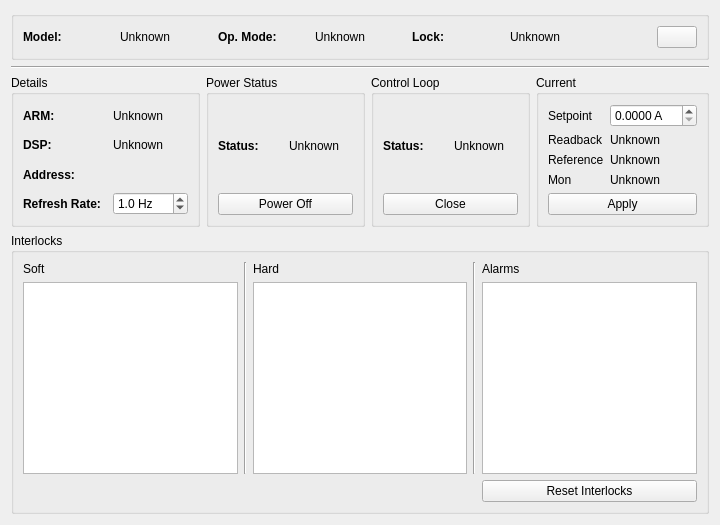
cnpem-emi/pemi, file src/ui/basic.ui: the form before one commit.
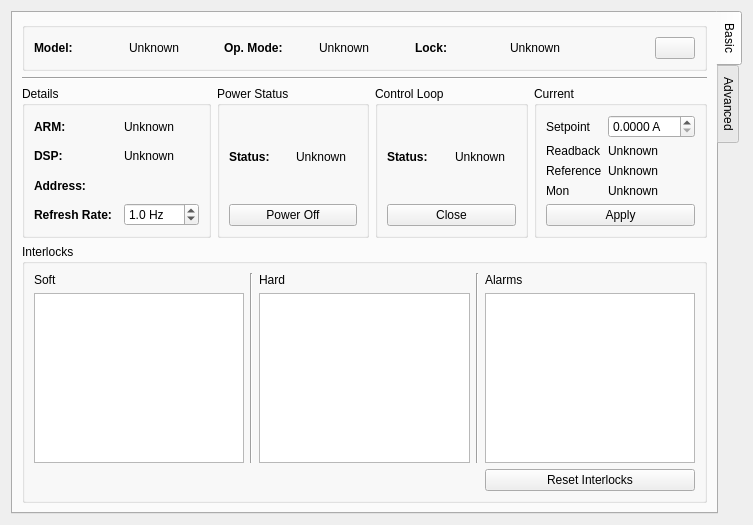
The form after the commit.

Diff of the .ui file:
```diff
--- a/src/ui/basic.ui
+++ b/src/ui/basic.ui
@@ -6,7 +6,7 @@
    <rect>
     <x>0</x>
     <y>0</y>
-    <width>720</width>
+    <width>753</width>
     <height>525</height>
    </rect>
   </property>
@@ -17,180 +17,19 @@
    <string/>
   </property>
   <layout class="QGridLayout" name="gridLayout">
-   <item row="3" column="1">
-    <widget class="QGroupBox" name="groupBox">
-     <property name="title">
-      <string>Power Status</string>
-     </property>
-     <layout class="QGridLayout" name="gridLayout_4">
-      <item row="1" column="0" colspan="2">
-       <widget class="QPushButton" name="powerButton">
-        <property name="text">
-         <string>Power Off</string>
-        </property>
-       </widget>
-      </item>
-      <item row="0" column="0">
-       <widget class="QLabel" name="powerDescLabel">
-        <property name="font">
-         <font>
-          <weight>75</weight>
-          <bold>true</bold>
-         </font>
-        </property>
-        <property name="text">
-         <string>Status:</string>
-        </property>
-       </widget>
-      </item>
-      <item row="0" column="1">
-       <widget class="QLabel" name="powerLabel">
-        <property name="text">
-         <string>Unknown</string>
-        </property>
-       </widget>
-      </item>
-     </layout>
-    </widget>
-   </item>
-   <item row="3" column="3">
-    <widget class="QGroupBox" name="groupBox_3">
-     <property name="title">
-      <string>Current</string>
-     </property>
-     <layout class="QGridLayout" name="gridLayout_2">
-      <item row="0" column="0">
-       <widget class="QLabel" name="label">
-        <property name="text">
-         <string>Setpoint</string>
-        </property>
-       </widget>
-      </item>
-      <item row="0" column="1">
-       <widget class="QDoubleSpinBox" name="setpointBox">
-        <property name="suffix">
-         <string> A</string>
-        </property>
-        <property name="decimals">
-         <number>4</number>
-        </property>
-        <property name="maximum">
-         <double>100.989999999999995</double>
-        </property>
-       </widget>
-      </item>
-      <item row="3" column="0">
-       <widget class="QLabel" name="label_5">
-        <property name="text">
-         <string>Mon</string>
-        </property>
-       </widget>
-      </item>
-      <item row="1" column="1">
-       <widget class="QLabel" name="currentReadbackLabel">
-        <property name="text">
-         <string>Unknown</string>
-        </property>
-       </widget>
-      </item>
-      <item row="3" column="1">
-       <widget class="QLabel" name="currentMonLabel">
-        <property name="text">
-         <string>Unknown</string>
-        </property>
-       </widget>
-      </item>
       <item row="1" column="0">
-       <widget class="QLabel" name="label_3">
-        <property name="text">
-         <string>Readback</string>
-        </property>
-       </widget>
-      </item>
-      <item row="2" column="0">
-       <widget class="QLabel" name="label_11">
-        <property name="text">
-         <string>Reference</string>
-        </property>
-       </widget>
-      </item>
-      <item row="2" column="1">
-       <widget class="QLabel" name="refLabel">
-        <property name="text">
-         <string>Unknown</string>
-        </property>
-       </widget>
-      </item>
-      <item row="4" column="0" colspan="2">
-       <widget class="QPushButton" name="pushButton_3">
-        <property name="text">
-         <string>Apply</string>
-        </property>
-       </widget>
-      </item>
-     </layout>
-    </widget>
-   </item>
-   <item row="4" column="0" colspan="4">
-    <widget class="QGroupBox" name="groupBox_5">
-     <property name="title">
-      <string>Interlocks</string>
-     </property>
-     <layout class="QGridLayout" name="gridLayout_5">
-      <item row="0" column="0">
-       <widget class="QLabel" name="label_4">
-        <property name="text">
-         <string>Soft</string>
-        </property>
-       </widget>
-      </item>
-      <item row="1" column="4">
-       <widget class="QListView" name="alarmView"/>
-      </item>
-      <item row="0" column="2">
-       <widget class="QLabel" name="label_8">
-        <property name="text">
-         <string>Hard</string>
-        </property>
-       </widget>
-      </item>
-      <item row="1" column="2">
-       <widget class="QListView" name="hardLockView"/>
-      </item>
-      <item row="0" column="4">
-       <widget class="QLabel" name="label_9">
-        <property name="text">
-         <string>Alarms</string>
-        </property>
-       </widget>
-      </item>
-      <item row="1" column="0">
-       <widget class="QListView" name="softLockView"/>
-      </item>
-      <item row="2" column="4">
-       <widget class="QPushButton" name="resetInterlocksButton">
-        <property name="text">
-         <string>Reset Interlocks</string>
-        </property>
-       </widget>
-      </item>
-      <item row="0" column="3" rowspan="2">
-       <widget class="Line" name="line_3">
-        <property name="orientation">
-         <enum>Qt::Vertical</enum>
-        </property>
-       </widget>
-      </item>
-      <item row="0" column="1" rowspan="2">
-       <widget class="Line" name="line_2">
-        <property name="orientation">
-         <enum>Qt::Vertical</enum>
-        </property>
-       </widget>
-      </item>
-     </layout>
-    </widget>
-   </item>
+    <widget class="QTabWidget" name="tabWidget">
+     <property name="tabPosition">
+      <enum>QTabWidget::East</enum>
+     </property>
+     <property name="currentIndex">
+      <number>0</number>
+     </property>
+     <widget class="QWidget" name="tab_2">
+      <attribute name="title">
+       <string>Basic</string>
+      </attribute>
+      <layout class="QGridLayout" name="gridLayout_7">
    <item row="0" column="0" colspan="4">
     <widget class="QGroupBox" name="detailsGroupBox">
      <property name="enabled">
@@ -283,14 +122,14 @@
      </layout>
     </widget>
    </item>
-   <item row="2" column="0" colspan="4">
+       <item row="1" column="0" colspan="4">
     <widget class="Line" name="line">
      <property name="orientation">
       <enum>Qt::Horizontal</enum>
      </property>
     </widget>
    </item>
-   <item row="3" column="0">
+       <item row="2" column="0">
     <widget class="QGroupBox" name="groupBox_4">
      <property name="title">
       <string>Details</string>
@@ -382,7 +221,43 @@
      </layout>
     </widget>
    </item>
-   <item row="3" column="2">
+       <item row="2" column="1">
+        <widget class="QGroupBox" name="groupBox">
+         <property name="title">
+          <string>Power Status</string>
+         </property>
+         <layout class="QGridLayout" name="gridLayout_4">
+          <item row="1" column="0" colspan="2">
+           <widget class="QPushButton" name="powerButton">
+            <property name="text">
+             <string>Power Off</string>
+            </property>
+           </widget>
+          </item>
+          <item row="0" column="0">
+           <widget class="QLabel" name="powerDescLabel">
+            <property name="font">
+             <font>
+              <weight>75</weight>
+              <bold>true</bold>
+             </font>
+            </property>
+            <property name="text">
+             <string>Status:</string>
+            </property>
+           </widget>
+          </item>
+          <item row="0" column="1">
+           <widget class="QLabel" name="powerLabel">
+            <property name="text">
+             <string>Unknown</string>
+            </property>
+           </widget>
+          </item>
+         </layout>
+        </widget>
+       </item>
+       <item row="2" column="2">
     <widget class="QGroupBox" name="groupBox_2">
      <property name="title">
       <string>Control Loop</string>
@@ -416,6 +291,153 @@
        </widget>
       </item>
      </layout>
+        </widget>
+       </item>
+       <item row="2" column="3">
+        <widget class="QGroupBox" name="groupBox_3">
+         <property name="title">
+          <string>Current</string>
+         </property>
+         <layout class="QGridLayout" name="gridLayout_2">
+          <item row="0" column="0">
+           <widget class="QLabel" name="label">
+            <property name="text">
+             <string>Setpoint</string>
+            </property>
+           </widget>
+          </item>
+          <item row="0" column="1">
+           <widget class="QDoubleSpinBox" name="setpointBox">
+            <property name="suffix">
+             <string> A</string>
+            </property>
+            <property name="decimals">
+             <number>4</number>
+            </property>
+            <property name="maximum">
+             <double>100.989999999999995</double>
+            </property>
+           </widget>
+          </item>
+          <item row="3" column="0">
+           <widget class="QLabel" name="label_5">
+            <property name="text">
+             <string>Mon</string>
+            </property>
+           </widget>
+          </item>
+          <item row="1" column="1">
+           <widget class="QLabel" name="currentReadbackLabel">
+            <property name="text">
+             <string>Unknown</string>
+            </property>
+           </widget>
+          </item>
+          <item row="3" column="1">
+           <widget class="QLabel" name="currentMonLabel">
+            <property name="text">
+             <string>Unknown</string>
+            </property>
+           </widget>
+          </item>
+          <item row="1" column="0">
+           <widget class="QLabel" name="label_3">
+            <property name="text">
+             <string>Readback</string>
+            </property>
+           </widget>
+          </item>
+          <item row="2" column="0">
+           <widget class="QLabel" name="label_11">
+            <property name="text">
+             <string>Reference</string>
+            </property>
+           </widget>
+          </item>
+          <item row="2" column="1">
+           <widget class="QLabel" name="refLabel">
+            <property name="text">
+             <string>Unknown</string>
+            </property>
+           </widget>
+          </item>
+          <item row="4" column="0" colspan="2">
+           <widget class="QPushButton" name="pushButton_3">
+            <property name="text">
+             <string>Apply</string>
+            </property>
+           </widget>
+          </item>
+         </layout>
+        </widget>
+       </item>
+       <item row="3" column="0" colspan="4">
+        <widget class="QGroupBox" name="groupBox_5">
+         <property name="title">
+          <string>Interlocks</string>
+         </property>
+         <layout class="QGridLayout" name="gridLayout_5">
+          <item row="0" column="0">
+           <widget class="QLabel" name="label_4">
+            <property name="text">
+             <string>Soft</string>
+            </property>
+           </widget>
+          </item>
+          <item row="1" column="4">
+           <widget class="QListView" name="alarmView"/>
+          </item>
+          <item row="0" column="2">
+           <widget class="QLabel" name="label_8">
+            <property name="text">
+             <string>Hard</string>
+            </property>
+           </widget>
+          </item>
+          <item row="1" column="2">
+           <widget class="QListView" name="hardLockView"/>
+          </item>
+          <item row="0" column="4">
+           <widget class="QLabel" name="label_9">
+            <property name="text">
+             <string>Alarms</string>
+            </property>
+           </widget>
+          </item>
+          <item row="1" column="0">
+           <widget class="QListView" name="softLockView"/>
+          </item>
+          <item row="2" column="4">
+           <widget class="QPushButton" name="resetInterlocksButton">
+            <property name="text">
+             <string>Reset Interlocks</string>
+            </property>
+           </widget>
+          </item>
+          <item row="0" column="3" rowspan="2">
+           <widget class="Line" name="line_3">
+            <property name="orientation">
+             <enum>Qt::Vertical</enum>
+            </property>
+           </widget>
+          </item>
+          <item row="0" column="1" rowspan="2">
+           <widget class="Line" name="line_2">
+            <property name="orientation">
+             <enum>Qt::Vertical</enum>
+            </property>
+           </widget>
+          </item>
+         </layout>
+        </widget>
+       </item>
+      </layout>
+     </widget>
+     <widget class="QWidget" name="tab">
+      <attribute name="title">
+       <string>Advanced</string>
+      </attribute>
+     </widget>
     </widget>
    </item>
   </layout>
```
Lines whose indentation alone changed are shown as unchanged.
